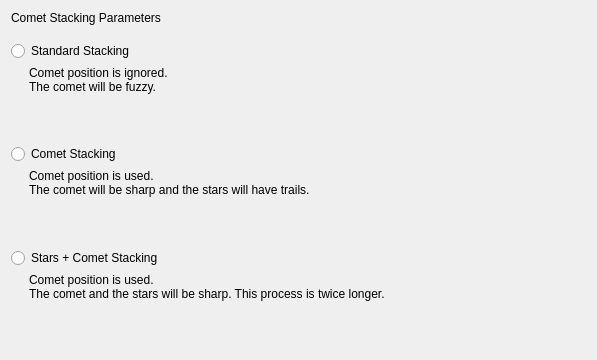
This is DeepSkyStacker/ui/CometStacking.ui in deepskystacker/DSS as Qt 5 draws it before an edit. The edited form follows.
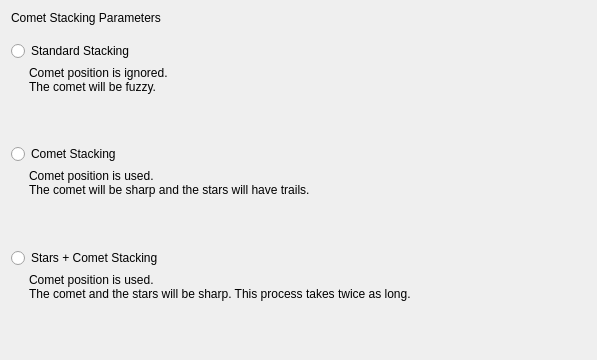
This is the edited form. Icons and pictures are not drawn.

What changed in the file:
```diff
--- a/DeepSkyStacker/ui/CometStacking.ui
+++ b/DeepSkyStacker/ui/CometStacking.ui
@@ -132,7 +132,7 @@
          </property>
          <property name="text">
           <string>Comet position is used.
-The comet and the stars will be sharp. This process is twice longer.</string>
+The comet and the stars will be sharp. This process takes twice as long.</string>
          </property>
          <property name="alignment">
           <set>Qt::AlignLeading|Qt::AlignLeft|Qt::AlignTop</set>
```
Left out of the diff: 12 changed lines with no effect on the pictures.
